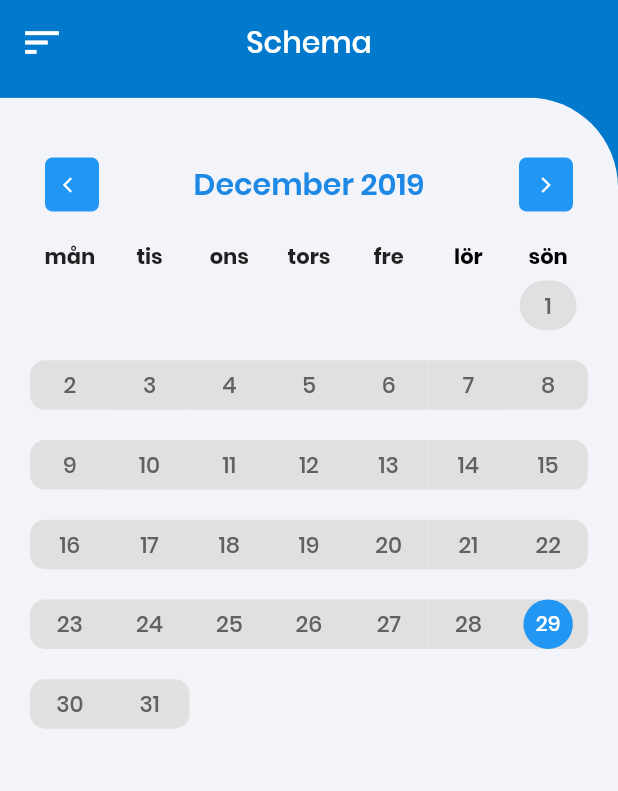
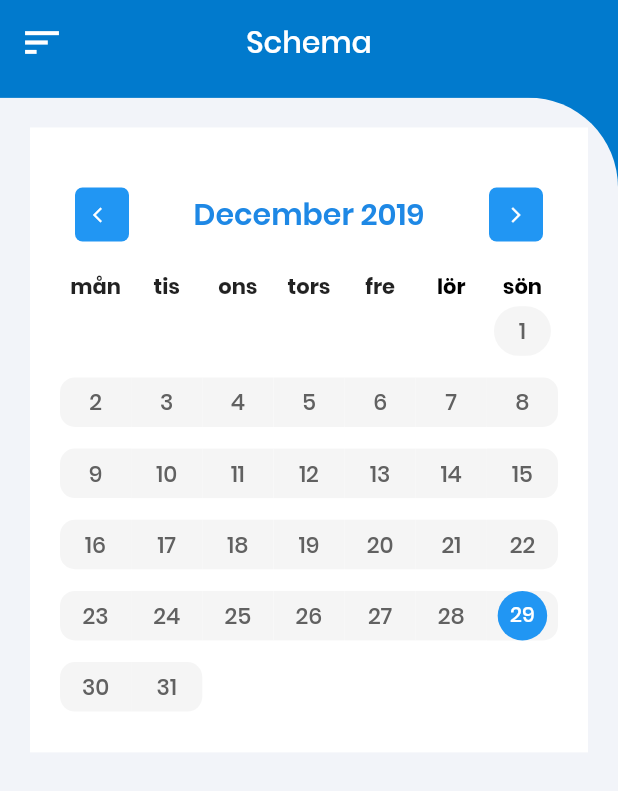
Before and after one commit to sdg85/timebuddy, a Flutter app: the screen it shows once a user with an empty profile is signed in, on a phone screen of 412 x 824 dp. Shown: the top 791 px of the screen. Run offline on Flutter 3.47's test engine with Material 2 defaults, Android fonts, the light colour scheme and no system bars; drawn by our look-alikes of table_calendar; our stand-ins replace email_validator, firebase_auth; accounts and stored records are empty.

Commit message:
improve ui and fix header date selector.

```diff
--- a/lib/widgets/calendar.dart
+++ b/lib/widgets/calendar.dart
@@ -6,15 +6,15 @@ import 'package:timebuddy/providers/work_shift_provider.dart';
 
 class Calendar extends StatefulWidget {
   static const routeName = "/schedule";
+  final VoidCallback onTapCallback;
 
-  Calendar({Key key}) : super(key: key);
+  Calendar({Key key, this.onTapCallback}) : super(key: key);
 
   @override
   _CalendarState createState() => _CalendarState();
 }
 
 class _CalendarState extends State<Calendar> {
-  // String _headerDate = DateFormat.MMMM('sv_SE').format(DateTime.now());
   final _calendarcontroller = CalendarController();
   DateTime _selectedDate;
 
@@ -28,7 +28,10 @@ class _CalendarState extends State<Calendar> {
   Widget build(BuildContext context) {
     final provider = Provider.of<WorkShiftProvider>(context);
 
-    return Column(
+    return Container(
+      padding: EdgeInsets.all(20.0),
+        color: Colors.white,
+        child: Column(
           children: <Widget>[
             Container(
               margin: EdgeInsets.symmetric(horizontal: 10, vertical: 20),
@@ -49,18 +52,11 @@ class _CalendarState extends State<Calendar> {
                     ),
                     onTap: () {
                       setState(() {
-                      _selectedDate = DateTime(_selectedDate.year, _selectedDate.month - 1);
+                        _selectedDate =
+                            DateTime(_selectedDate.year, _selectedDate.month - 1);
                         provider.selectedDay = _selectedDate;
                         _calendarcontroller.setSelectedDay(_selectedDate);
                       });
-
-                    // final prevMonth = DateTime(
-                    //         workShiftProvider.selectedDay.year,
-                    //         workShiftProvider.selectedDay.month)
-                    //     .subtract(Duration(days: 30));
-                    // workShiftProvider.selectedDay = prevMonth;
-                    // _todayFormated = DateFormat.MMMM('sv_SE')
-                    //     .format(workShiftProvider.selectedDay);
                     },
                   ),
                   Text(
@@ -87,17 +83,11 @@ class _CalendarState extends State<Calendar> {
                     ),
                     onTap: () {
                       setState(() {
-                      _selectedDate = DateTime(_selectedDate.year, _selectedDate.month + 1);
+                        _selectedDate =
+                            DateTime(_selectedDate.year, _selectedDate.month + 1);
                         provider.selectedDay = _selectedDate;
                         _calendarcontroller.setSelectedDay(_selectedDate);
                       });
-                    // final nextMonth = DateTime(
-                    //         workShiftProvider.selectedDay.year,
-                    //         workShiftProvider.selectedDay.month)
-                    //     .add(Duration(days: 30));
-
-                    // _todayFormated = DateFormat.MMMM('sv_SE').format(nextMonth);
-                    // workShiftProvider.selectedDay = nextMonth;
                     },
                   ),
                 ],
@@ -113,9 +103,6 @@ class _CalendarState extends State<Calendar> {
                   provider.selectedDay = _selectedDate;
                   _calendarcontroller.setSelectedDay(d);
                 });
-              // workShiftProvider.selectedDay = DateTime(d.year, d.month);
-              // _todayFormated = DateFormat.MMMM('sv_SE')
-              //     .format(workShiftProvider.selectedDay);
               },
               initialSelectedDay: _selectedDate,
               locale: 'sv_SE',
@@ -149,12 +136,13 @@ class _CalendarState extends State<Calendar> {
                 setState(() {
                   _selectedDate = date;
                   provider.selectedDay = _selectedDate;
+                  Future.delayed(Duration(milliseconds: 100), () => widget.onTapCallback());
                 });
-              // workShiftProvider.selectedDay = date;
               },
               events: {},
             ),
           ],
+        ),
     );
   }
 }
@@ -169,7 +157,7 @@ Widget _calendarDayCell(DateTime date, bool selectedDate) {
           : 55,
       height: 33,
       decoration: BoxDecoration(
-          color: Colors.grey[300].withAlpha(255),
+          color: Colors.grey[100],
           borderRadius: _generateBorderRadius(date)),
       child: Center(
         child: selectedDate
```
Lines whose indentation alone changed are shown as unchanged.
